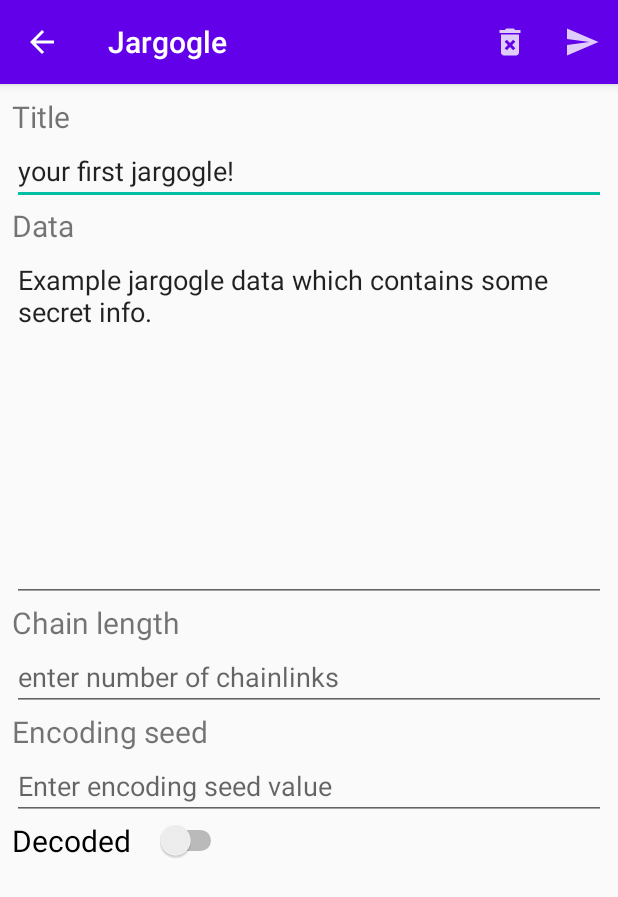
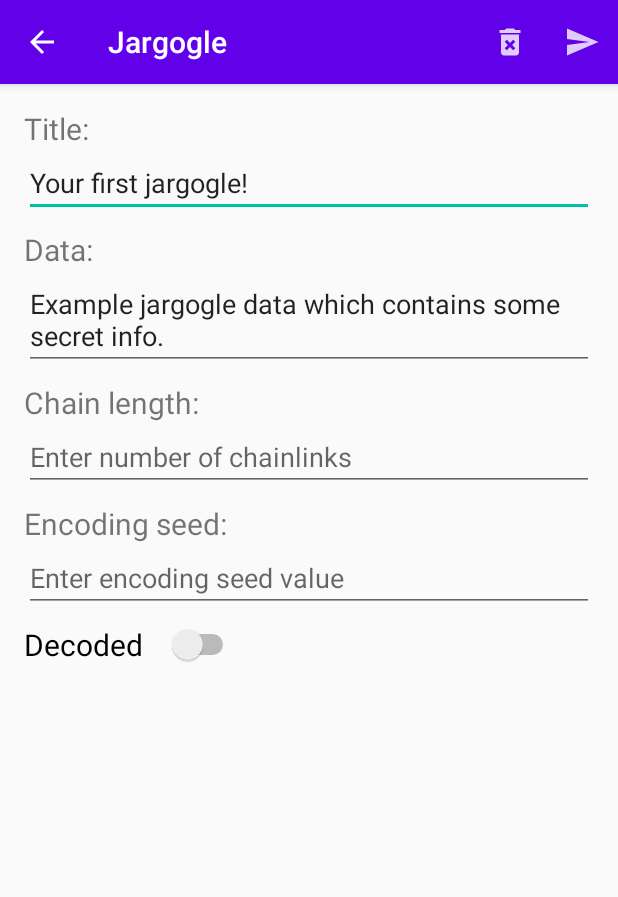
Before and after one commit to codevarius/JargogleApp, an Android app: the JargogleDetailFragment screen opened directly, with no data from a screen before it, on a phone screen of 412 x 824 dp. Shown: the top 897 px of the screen. Run offline under Robolectric (Android 15) with nearby library versions, the phone set to English and light mode, and no system bars.

Commit message:
modify and fixing bugs

```diff
--- a/app/src/main/res/layout/jargogle_detail_fragment.xml
+++ b/app/src/main/res/layout/jargogle_detail_fragment.xml
@@ -9,15 +9,15 @@
     <LinearLayout
         android:id="@+id/jargogle_detail_layout_main"
         android:layout_width="match_parent"
-        android:layout_height="match_parent"
+        android:layout_height="wrap_content"
         android:orientation="vertical"
-        android:padding="8dp">
+        android:padding="16dp">
 
         <TextView
             android:id="@+id/jargogle_title_label"
             android:layout_width="match_parent"
             android:layout_height="wrap_content"
-            android:text="Title"
+            android:text="@string/title"
             android:textSize="20sp" />
 
         <EditText
@@ -25,15 +25,17 @@
             android:layout_width="match_parent"
             android:layout_height="wrap_content"
             android:ems="10"
-            android:hint="Jargogle title"
+            android:hint="@string/jargogle_title"
             android:inputType="textPersonName"
-            android:maxLength="@integer/max_title_length" />
+            android:maxLength="@integer/max_title_length"
+            tools:ignore="Autofill" />
 
         <TextView
             android:id="@+id/jargogle_data_label"
             android:layout_width="match_parent"
             android:layout_height="wrap_content"
-            android:text="Data"
+            android:paddingTop="@dimen/details_fields_padding"
+            android:text="@string/data"
             android:textSize="20sp" />
 
         <EditText
@@ -41,15 +43,17 @@
             android:layout_width="match_parent"
             android:layout_height="wrap_content"
             android:ems="10"
-            android:gravity="top|left"
-            android:hint="@string/data_dummy"
+            android:gravity="top|start"
+            android:hint="@string/enter_text"
             android:inputType="textMultiLine"
-            android:maxLength="@integer/max_data_length" />
+            android:maxLength="@integer/max_data_length"
+            tools:ignore="Autofill" />
 
         <TextView
             android:id="@+id/jargogle_details_chainlen"
             android:layout_width="match_parent"
             android:layout_height="wrap_content"
+            android:paddingTop="@dimen/details_fields_padding"
             android:text="@string/chain_len"
             android:textSize="20sp" />
 
@@ -60,12 +64,14 @@
             android:ems="10"
             android:hint="@string/chain_len_hint"
             android:inputType="number"
-            android:maxLength="@integer/chain_len_limit" />
+            android:maxLength="@integer/chain_len_limit"
+            tools:ignore="Autofill" />
 
         <TextView
             android:id="@+id/jargogle_details_seed"
             android:layout_width="match_parent"
             android:layout_height="wrap_content"
+            android:paddingTop="@dimen/details_fields_padding"
             android:text="@string/seed"
             android:textSize="20sp" />
 
@@ -76,12 +82,14 @@
             android:ems="10"
             android:hint="@string/seed_hint"
             android:inputType="number"
-            android:maxLength="@integer/chain_seed_limit" />
+            android:maxLength="@integer/chain_seed_limit"
+            tools:ignore="Autofill" />
 
         <Switch
             android:id="@+id/jargogle_encryption_switch"
             android:layout_width="wrap_content"
             android:layout_height="wrap_content"
+            android:paddingTop="@dimen/details_fields_padding"
             android:switchPadding="16dp"
             android:textSize="20sp" />
 
--- a/app/src/main/res/layout/list_item.xml
+++ b/app/src/main/res/layout/list_item.xml
@@ -11,8 +11,7 @@
         android:id="@+id/title"
         android:layout_width="0dp"
         android:layout_height="wrap_content"
-        android:text="TextView"
-        android:textSize="28sp"
+        android:textSize="18sp"
         app:layout_constraintEnd_toStartOf="@+id/list_item_icon"
         app:layout_constraintStart_toStartOf="parent"
         app:layout_constraintTop_toTopOf="@+id/list_item_icon" />
@@ -21,11 +20,11 @@
         android:id="@+id/list_item_icon"
         android:layout_width="50dp"
         android:layout_height="0dp"
-        android:contentDescription="TODO"
         android:src="@drawable/ic_encode_list_item"
         app:layout_constraintBottom_toBottomOf="parent"
         app:layout_constraintEnd_toEndOf="parent"
         app:layout_constraintStart_toEndOf="@+id/title"
-        app:layout_constraintTop_toTopOf="parent" />
+        app:layout_constraintTop_toTopOf="parent"
+        tools:ignore="ContentDescription" />
 
 </androidx.constraintlayout.widget.ConstraintLayout>
--- a/app/src/main/res/values/digits.xml
+++ b/app/src/main/res/values/digits.xml
@@ -1,7 +1,8 @@
 <?xml version="1.0" encoding="utf-8"?>
 <resources>
-    <item name="max_title_length" type="integer">23</item>
-    <item name="max_data_length" type="integer">500</item>
+    <item name="max_title_length" type="integer">100</item>
+    <item name="max_data_length" type="integer">1500</item>
     <item name="chain_len_limit" type="integer">1</item>
     <item name="chain_seed_limit" type="integer">10</item>
+    <item name="details_fragment_rows_padding" type="integer">8</item>
 </resources>
--- /dev/null
+++ b/app/src/main/res/values/dimens.xml
@@ -0,0 +1,4 @@
+<?xml version="1.0" encoding="utf-8"?>
+<resources>
+    <dimen name="details_fields_padding">8dp</dimen>
+</resources>
--- a/app/src/main/res/values/strings.xml
+++ b/app/src/main/res/values/strings.xml
@@ -13,7 +13,7 @@
     <string name="jargogle_decoded">Decoded</string>
     <string name="jargogle_encoded">Encoded</string>
     <string name="max_width_title_input_text">You have reached 23 chars length limit!</string>
-    <string name="default_jargogle_title">your first jargogle!</string>
+    <string name="default_jargogle_title">Your first jargogle!</string>
     <string name="default_jargogle_data">Example jargogle data
         which contains some secret info.
     </string>
@@ -23,13 +23,17 @@
     <string name="max_width_data_input_text">You have reached 500 chars length limit!</string>
     <string name="mes_encoded">Message encoded</string>
     <string name="mes_decoded">Message decoded</string>
-    <string name="chain_len">Chain length</string>
-    <string name="chain_len_hint">enter number of chainlinks</string>
-    <string name="seed">Encoding seed</string>
+    <string name="chain_len">Chain length:</string>
+    <string name="chain_len_hint">Enter number of chainlinks</string>
+    <string name="seed">Encoding seed:</string>
     <string name="seed_hint">Enter encoding seed value</string>
     <string name="wrong_passwd">Wrong password!</string>
     <string name="jargogole_encoded">Can\'t remove encoded jargogle</string>
     <string name="about">About</string>
     <string name="jargogle">Jargogle</string>
-    <string name="created_by_lofibit">created by LoFiBit</string>
+    <string name="created_by_lofibit">Created by LoFiBit</string>
+    <string name="title">Title:</string>
+    <string name="jargogle_title">Jargogle title</string>
+    <string name="data">Data:</string>
+    <string name="enter_text">Enter text</string>
 </resources>
```
Also changed, not shown: app/src/main/java/com/kshv/example/jargogle_app/ui/main/JargogleDetailFragment.java (+6 -4 lines).
